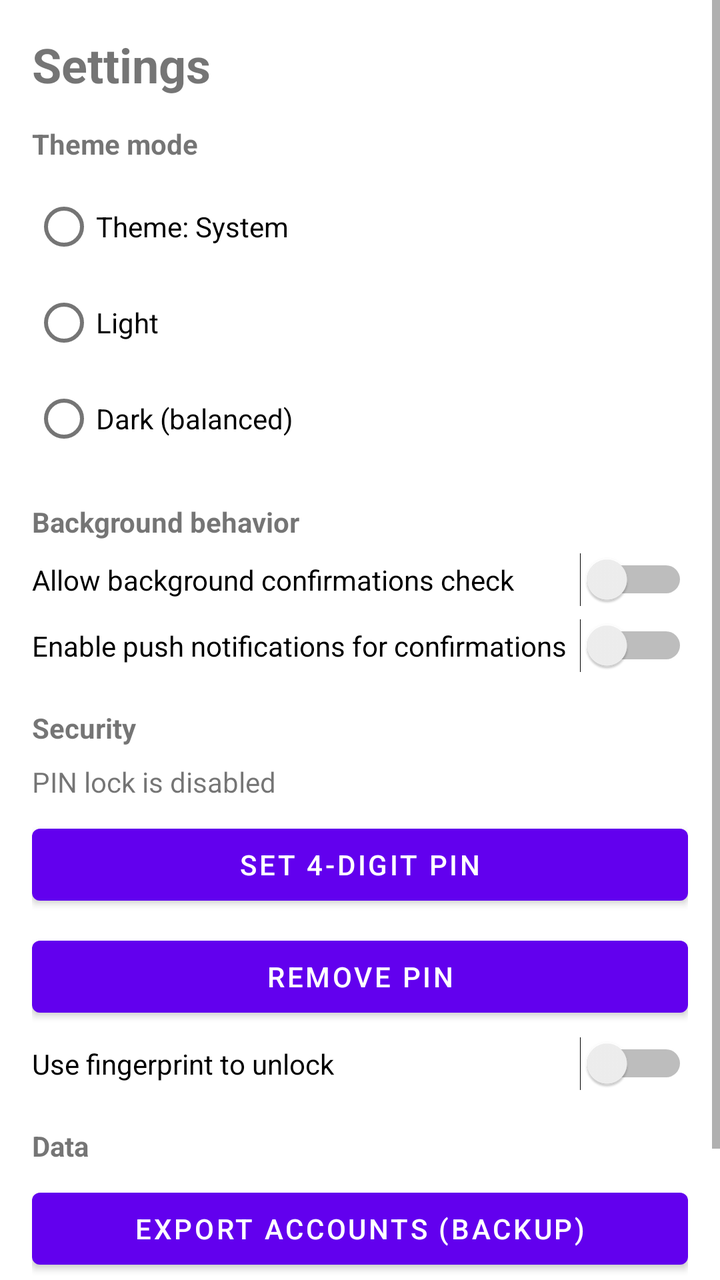
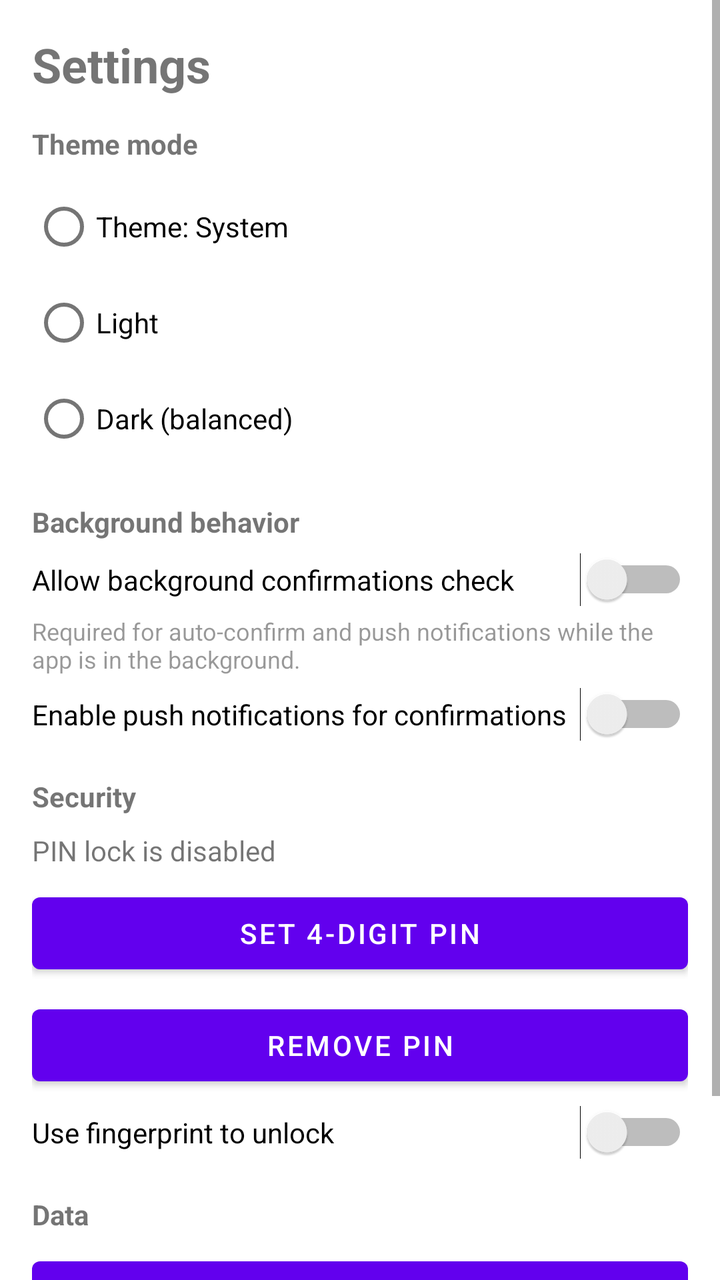

Compare the two renders of this Android layout. The source of the first and the diff that turns it into the second are given below.
<!-- AndroidManifest.xml: application theme Theme.MSDA -->
<!-- res/layout/activity_settings.xml -->
<?xml version="1.0" encoding="utf-8"?>
<ScrollView xmlns:android="http://schemas.android.com/apk/res/android"
    android:layout_width="match_parent"
    android:layout_height="match_parent">

    <LinearLayout
        android:layout_width="match_parent"
        android:layout_height="wrap_content"
        android:orientation="vertical"
        android:padding="16dp">

        <TextView
            android:layout_width="match_parent"
            android:layout_height="wrap_content"
            android:text="@string/settings"
            android:textSize="24sp"
            android:textStyle="bold" />

        <TextView
            android:layout_width="match_parent"
            android:layout_height="wrap_content"
            android:layout_marginTop="14dp"
            android:text="@string/theme_mode_title"
            android:textStyle="bold" />

        <RadioGroup
            android:id="@+id/radioThemeGroup"
            android:layout_width="match_parent"
            android:layout_height="wrap_content"
            android:layout_marginTop="8dp">

            <RadioButton
                android:id="@+id/radioThemeSystem"
                android:layout_width="match_parent"
                android:layout_height="wrap_content"
                android:text="@string/theme_system" />

            <RadioButton
                android:id="@+id/radioThemeLight"
                android:layout_width="match_parent"
                android:layout_height="wrap_content"
                android:text="@string/theme_light" />

            <RadioButton
                android:id="@+id/radioThemeDark"
                android:layout_width="match_parent"
                android:layout_height="wrap_content"
                android:text="@string/theme_dark_soft" />
        </RadioGroup>

        <TextView
            android:layout_width="match_parent"
            android:layout_height="wrap_content"
            android:layout_marginTop="18dp"
            android:text="@string/background_title"
            android:textStyle="bold" />

        <Switch
            android:id="@+id/switchBackgroundSync"
            android:layout_width="match_parent"
            android:layout_height="wrap_content"
            android:layout_marginTop="6dp"
            android:text="@string/background_sync" />

        <Switch
            android:id="@+id/switchPushConfirmations"
            android:layout_width="match_parent"
            android:layout_height="wrap_content"
            android:layout_marginTop="6dp"
            android:text="@string/background_push_confirmations" />

        <TextView
            android:layout_width="match_parent"
            android:layout_height="wrap_content"
            android:layout_marginTop="18dp"
            android:text="@string/security_title"
            android:textStyle="bold" />

        <TextView
            android:id="@+id/txtPinLockStatus"
            android:layout_width="match_parent"
            android:layout_height="wrap_content"
            android:layout_marginTop="8dp"
            android:text="@string/pin_lock_not_set" />

        <Button
            android:id="@+id/btnSetPinLock"
            android:layout_width="match_parent"
            android:layout_height="wrap_content"
            android:layout_marginTop="8dp"
            android:text="@string/set_pin_lock" />

        <Button
            android:id="@+id/btnRemovePinLock"
            android:layout_width="match_parent"
            android:layout_height="wrap_content"
            android:layout_marginTop="8dp"
            android:text="@string/remove_pin_lock" />

        <Switch
            android:id="@+id/switchBiometricUnlock"
            android:layout_width="match_parent"
            android:layout_height="wrap_content"
            android:layout_marginTop="6dp"
            android:text="@string/biometric_unlock" />

        <TextView
            android:layout_width="match_parent"
            android:layout_height="wrap_content"
            android:layout_marginTop="18dp"
            android:text="@string/data_title"
            android:textStyle="bold" />

        <Button
            android:id="@+id/btnExportMafiles"
            android:layout_width="match_parent"
            android:layout_height="wrap_content"
            android:layout_marginTop="8dp"
            android:text="@string/export_mafiles" />

        <LinearLayout
            android:layout_width="match_parent"
            android:layout_height="wrap_content"
            android:layout_marginTop="24dp"
            android:gravity="center"
            android:orientation="vertical">

            <TextView
                android:layout_width="match_parent"
                android:layout_height="wrap_content"
                android:gravity="center"
                android:text="@string/settings_app_version"
                android:textSize="12sp" />

            <TextView
                android:id="@+id/txtGithubLink"
                android:layout_width="match_parent"
                android:layout_height="wrap_content"
                android:layout_marginTop="4dp"
                android:clickable="true"
                android:focusable="true"
                android:gravity="center"
                android:text="@string/github_repository"
                android:textColor="@android:color/holo_blue_light"
                android:textSize="11sp" />
        </LinearLayout>
    </LinearLayout>
</ScrollView>
<!-- resources referenced by this layout -->
<resources>
  <string name="background_push_confirmations">Enable push notifications for confirmations</string>
  <string name="background_sync">Allow background confirmations check</string>
  <string name="background_title">Background behavior</string>
  <string name="biometric_unlock">Use fingerprint to unlock</string>
  <string name="data_title">Data</string>
  <string name="export_mafiles">Export accounts (backup)</string>
  <string name="github_repository">GitHub: bohdanbtw/MSDA</string>
  <string name="pin_lock_not_set">PIN lock is disabled</string>
  <string name="remove_pin_lock">Remove PIN</string>
  <string name="security_title">Security</string>
  <string name="set_pin_lock">Set 4-digit PIN</string>
  <string name="settings">Settings</string>
  <string name="theme_dark_soft">Dark (balanced)</string>
  <string name="theme_light">Light</string>
  <string name="theme_mode_title">Theme mode</string>
  <string name="theme_system">Theme: System</string>
  <style name="Theme.MSDA" parent="Theme.MaterialComponents.DayNight.NoActionBar">
          <item name="android:statusBarColor">#FFFFFF</item>
          <item name="android:navigationBarColor">#FFFFFF</item>
          <item name="android:windowLightStatusBar">true</item>
          <item name="android:windowLightNavigationBar">true</item>
          <item name="colorPrimary">#6200EE</item>
          <item name="colorPrimaryVariant">#4B00C9</item>
          <item name="colorSecondary">#03DAC5</item>
          <item name="android:windowBackground">#FFFFFF</item>
      </style>
</resources>

<!-- the commit's change to res/layout/activity_settings.xml (unified diff, before → after) -->
@@ -61,6 +61,15 @@
             android:layout_height="wrap_content"
             android:layout_marginTop="6dp"
             android:text="@string/background_sync" />
+
+        <TextView
+            android:id="@+id/txtBackgroundSyncHint"
+            android:layout_width="match_parent"
+            android:layout_height="wrap_content"
+            android:layout_marginTop="4dp"
+            android:text="@string/background_sync_hint"
+            android:textSize="12sp"
+            android:alpha="0.75" />
 
         <Switch
             android:id="@+id/switchPushConfirmations"
<!-- resource entries referenced after the edit -->
@@ -2,6 +2,7 @@
 <resources>
   <string name="background_push_confirmations">Enable push notifications for confirmations</string>
   <string name="background_sync">Allow background confirmations check</string>
+  <string name="background_sync_hint">Required for auto-confirm and push notifications while the app is in the background.</string>
   <string name="background_title">Background behavior</string>
   <string name="biometric_unlock">Use fingerprint to unlock</string>
   <string name="data_title">Data</string>
